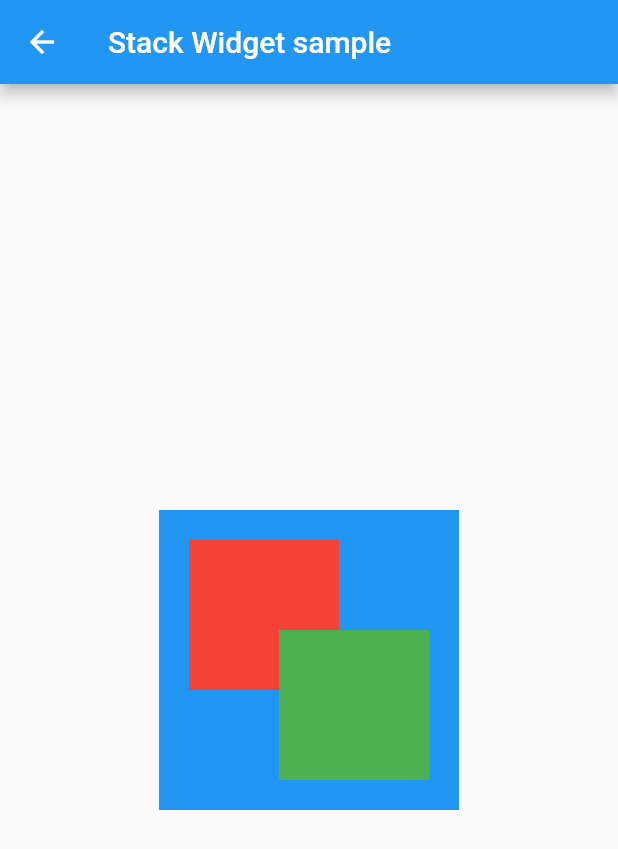
After one commit to flashtechteam/flutter_samples, a Flutter app: the screen it shows after launch, after a tap on "Stack Sample", on a phone screen of 412 x 824 dp. The commit adds this screen. Shown: the top 849 px of the screen. Run offline on Flutter 3.47's test engine with Material 2 defaults, Android fonts, the phone set to English and light mode, and no system bars; our stand-ins replace geocoding, geolocator, google_maps_flutter.

Commit message:
add stack sample

```diff
--- a/widgets_samples/lib/main.dart
+++ b/widgets_samples/lib/main.dart
@@ -3,6 +3,7 @@ import 'package:widgets_samples/widgets/column.dart';
 import 'package:widgets_samples/widgets/gridview.dart';
 import 'package:widgets_samples/widgets/listview.dart';
 import 'package:widgets_samples/widgets/row.dart';
+import 'package:widgets_samples/widgets/stack.dart';
 import 'package:widgets_samples/widgets/textfield.dart';
 
 import 'widgets/circle_avatar.dart';
@@ -108,6 +109,15 @@ class HomeScreen extends StatelessWidget {
                 Navigator.push(
                     context,
                     MaterialPageRoute(
+                        builder: (context) => const StackSample()));
+              },
+              child: const Text('Stack Sample'),
+            ),
+            ElevatedButton(
+              onPressed: () {
+                Navigator.push(
+                    context,
+                    MaterialPageRoute(
                         builder: (context) => const CircleAvatarSample()));
               },
               child: const Text('Circle Avatar Sample'),
--- /dev/null
+++ b/widgets_samples/lib/widgets/stack.dart
@@ -0,0 +1,44 @@
+import 'package:flutter/material.dart';
+
+class StackSample extends StatelessWidget {
+  const StackSample({super.key});
+
+  @override
+  Widget build(BuildContext context) {
+    return Scaffold(
+      appBar: AppBar(
+        title: const Text('Stack Widget sample'),
+      ),
+      body: Center(
+        child: Stack(
+          alignment: Alignment.center,
+          children: [
+            Container(
+              color: Colors.blue,
+              width: 200,
+              height: 200,
+            ),
+            Positioned(
+              top: 20,
+              left: 20,
+              child: Container(
+                color: Colors.red,
+                width: 100,
+                height: 100,
+              ),
+            ),
+            Positioned(
+              bottom: 20,
+              right: 20,
+              child: Container(
+                color: Colors.green,
+                width: 100,
+                height: 100,
+              ),
+            ),
+          ],
+        ),
+      ),
+    );
+  }
+}
```
